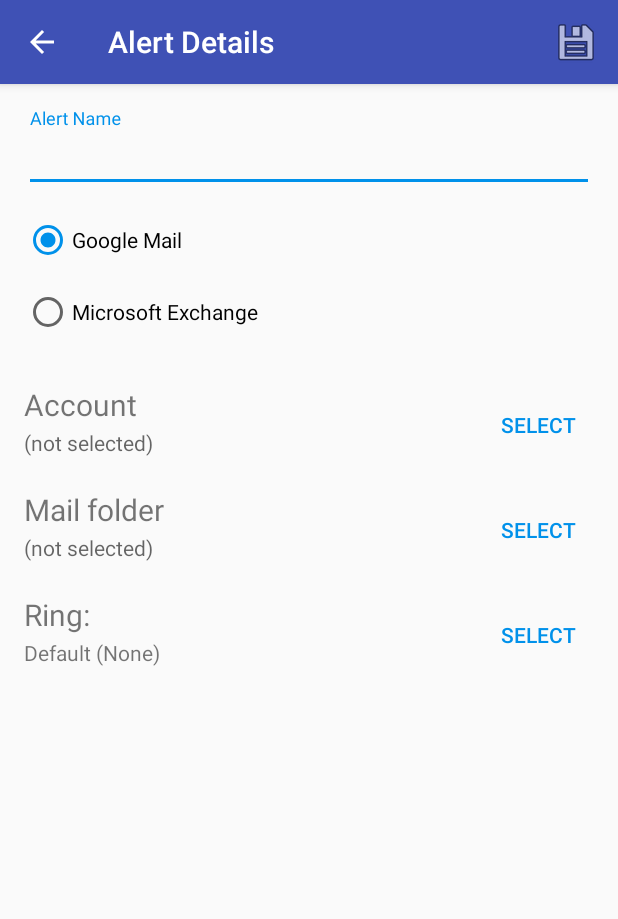
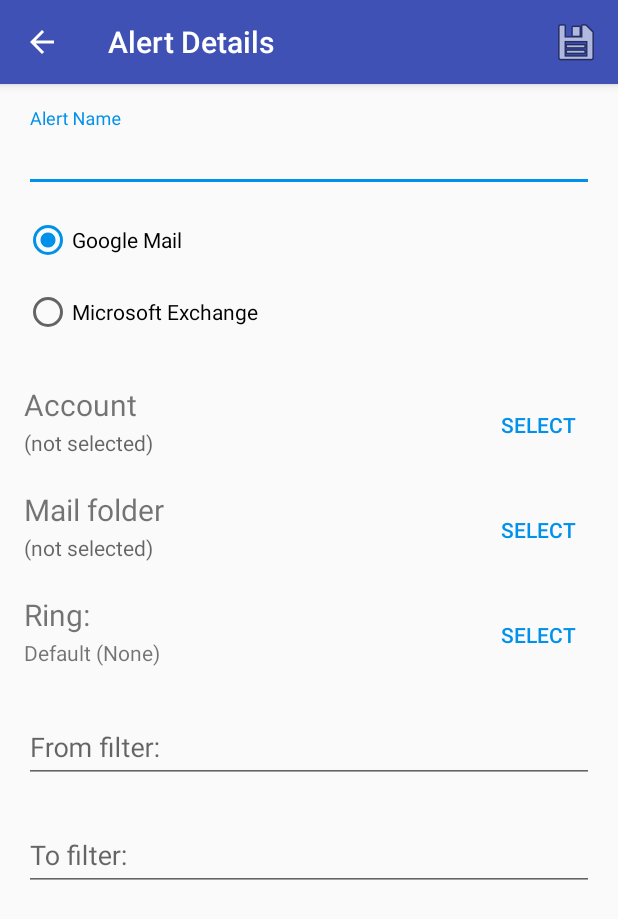
Before and after one commit to MishaKharaba/MailWatcher, an Android app: the screen it shows after launch (AlertDetailsActivity), after a tap on "Add alert", on a phone screen of 412 x 824 dp. Shown: the top 919 px of the screen. Run offline under Robolectric (Android 15) with nearby library versions, the phone set to English and light mode, and no system bars; libraries missing offline, so code that uses them is left out: com.google.api.client, com.google.api.services; 3 statements that could not run were skipped.

Commit message:
added filters

```diff
--- a/app/src/main/java/com/eleks/mailwatcher/AlertDetailsActivity.java
+++ b/app/src/main/java/com/eleks/mailwatcher/AlertDetailsActivity.java
@@ -123,6 +123,8 @@
                 alert.accountType == AlertModel.AccountType.gmail
                         ? R.id.gmail : R.id.exchange);
         accType.setChecked(true);
+        ((TextView) findViewById(R.id.filter_from)).setText(alert.filterFrom);
+        ((TextView) findViewById(R.id.filter_to)).setText(alert.filterTo);
     }
 
     private void viewToAlert(AlertModel alert) {
@@ -137,6 +139,8 @@
         alert.labelName = folderName.getText().toString();
         RadioButton accType = (RadioButton) findViewById(R.id.gmail);
         alert.accountType = getAccountType();
+        alert.filterFrom = ((TextView) findViewById(R.id.filter_from)).getText().toString();
+        alert.filterTo = ((TextView) findViewById(R.id.filter_to)).getText().toString();
     }
 
     private AlertModel.AccountType getAccountType() {
@@ -237,7 +241,8 @@
             case R.id.action_save_alert_details: {
                 viewToAlert(alert);
                 dbHelper.updateAlertDetails(alert.id, alert.name, alert.alarmTone,
-                        alert.accountType, alert.userAccount, alert.labelId, alert.labelName);
+                        alert.accountType, alert.userAccount, alert.labelId, alert.labelName,
+                        alert.filterFrom, alert.filterTo, alert.filterSubject);
                 setResult(RESULT_OK);
                 finish();
                 return true;
--- a/app/src/main/java/com/eleks/mailwatcher/model/AlertModel.java
+++ b/app/src/main/java/com/eleks/mailwatcher/model/AlertModel.java
@@ -35,6 +35,10 @@
     public static final String LAST_ALARM_TS = "c_last_alarm_ts";
     public static final String LAST_ERROR = "c_last_error";
     public static final String LAST_MESSAGE_ID = "c_last_message_id";
+    public static final String FILTER_FROM = "c_filter_from";
+    public static final String FILTER_TO = "c_filter_to";
+    public static final String FILTER_SUBJECT = "c_filter_subject";
+
 
     public long id;
     public String name;
@@ -52,6 +56,10 @@
     public String lastError;
 
     public Long lastMessageId;
+
+    public String filterFrom;
+    public String filterTo;
+    public String filterSubject;
 
     public AlertModel(long id) {
         this.id = id;
@@ -78,6 +86,10 @@
         m.lastError = c.getString(c.getColumnIndex(LAST_ERROR));
         m.lastMessageId = c.isNull(c.getColumnIndex(LAST_MESSAGE_ID))
                 ? null : c.getLong(c.getColumnIndex(LAST_MESSAGE_ID));
+        m.filterFrom = c.getString(c.getColumnIndex(FILTER_FROM));
+        m.filterTo = c.getString(c.getColumnIndex(FILTER_TO));
+        m.filterSubject = c.getString(c.getColumnIndex(FILTER_SUBJECT));
+
         return m;
     }
 
@@ -105,6 +117,9 @@
                 lastAlarmDate != null ? lastAlarmDate.getTime() : 0);
         values.put(LAST_ERROR, lastError);
         values.put(LAST_MESSAGE_ID, lastMessageId);
+        values.put(FILTER_FROM, filterFrom);
+        values.put(FILTER_TO, filterTo);
+        values.put(FILTER_SUBJECT, filterSubject);
         return values;
     }
 
--- a/app/src/main/java/com/eleks/mailwatcher/model/DBHelper.java
+++ b/app/src/main/java/com/eleks/mailwatcher/model/DBHelper.java
@@ -15,7 +15,7 @@
 import java.util.List;
 
 public class DBHelper extends SQLiteOpenHelper {
-    public static final int DATABASE_VERSION = 1;
+    public static final int DATABASE_VERSION = 2;
     public static final String DATABASE_NAME = "mail-watcher.db";
 
     public DBHelper(Context context) {
@@ -74,6 +74,17 @@
     }
 
     private void upgrade2(SQLiteDatabase db) {
+        String sql = "ALTER TABLE " + AlertModel.TABLE_NAME + " ADD " +
+                AlertModel.FILTER_FROM + " TEXT";
+        db.execSQL(sql);
+
+        sql = "ALTER TABLE " + AlertModel.TABLE_NAME + " ADD " +
+                AlertModel.FILTER_TO + " TEXT";
+        db.execSQL(sql);
+
+        sql = "ALTER TABLE " + AlertModel.TABLE_NAME + " ADD " +
+                AlertModel.FILTER_SUBJECT + " TEXT";
+        db.execSQL(sql);
     }
 
     //transaction
@@ -231,7 +242,8 @@
 
     public void updateAlertDetails(long id, String name, Uri tone,
                                    AlertModel.AccountType accountType, String account,
-                                   String labelId, String labelName) {
+                                   String labelId, String labelName,
+                                   String filterFrom, String filterTo, String filterSubject) {
         AlertModel alert = id > 0 ? getAlert(id) : new AlertModel(-1);
         alert.name = name;
         alert.alarmTone = tone;
@@ -239,6 +251,9 @@
         alert.userAccount = account;
         alert.labelId = labelId;
         alert.labelName = labelName;
+        alert.filterFrom = filterFrom;
+        alert.filterTo = filterTo;
+        alert.filterSubject = filterSubject;
         if (id > 0) {
             updateAlert(alert);
         } else {
--- a/app/src/main/res/layout/content_alert_details.xml
+++ b/app/src/main/res/layout/content_alert_details.xml
@@ -159,4 +159,31 @@
             android:text="@string/select" />
     </RelativeLayout>
 
+    <android.support.design.widget.TextInputLayout
+        android:layout_width="match_parent"
+        android:layout_height="wrap_content"
+        android:layout_marginBottom="16dp">
+
+        <EditText
+            android:id="@+id/filter_from"
+            android:layout_width="fill_parent"
+            android:layout_height="wrap_content"
+            android:hint="@string/filter_from" />
+
+    </android.support.design.widget.TextInputLayout>
+
+    <android.support.design.widget.TextInputLayout
+        android:layout_width="match_parent"
+        android:layout_height="wrap_content"
+        android:layout_marginBottom="16dp">
+
+        <EditText
+            android:id="@+id/filter_to"
+            android:layout_width="fill_parent"
+            android:layout_height="wrap_content"
+            android:hint="@string/filter_to" />
+
+    </android.support.design.widget.TextInputLayout>
+
+
 </LinearLayout>
--- a/app/src/main/res/values/strings.xml
+++ b/app/src/main/res/values/strings.xml
@@ -103,4 +103,6 @@
     <string name="to">To:</string>
     <string name="subject">Subject:</string>
     <string name="last_check">Last check:</string>
+    <string name="filter_from">From filter:</string>
+    <string name="filter_to">To filter:</string>
 </resources>
```
Also changed, not shown: app/src/main/java/com/eleks/mailwatcher/model/MailMessageRec.java (+14 -0 lines), app/src/main/java/com/eleks/mailwatcher/service/AlertService.java (+21 -6 lines), 1 other file.
